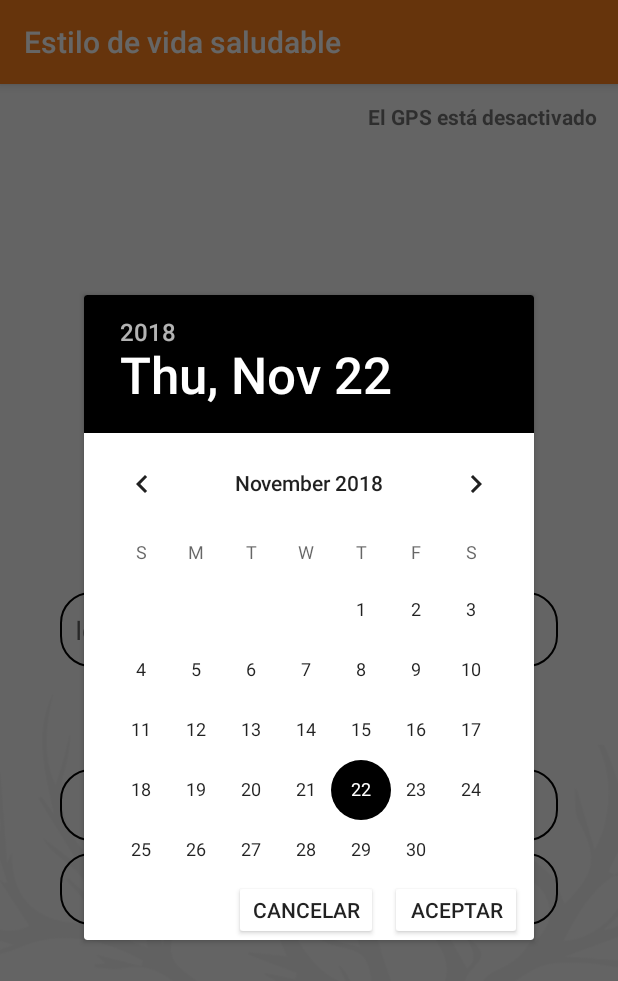
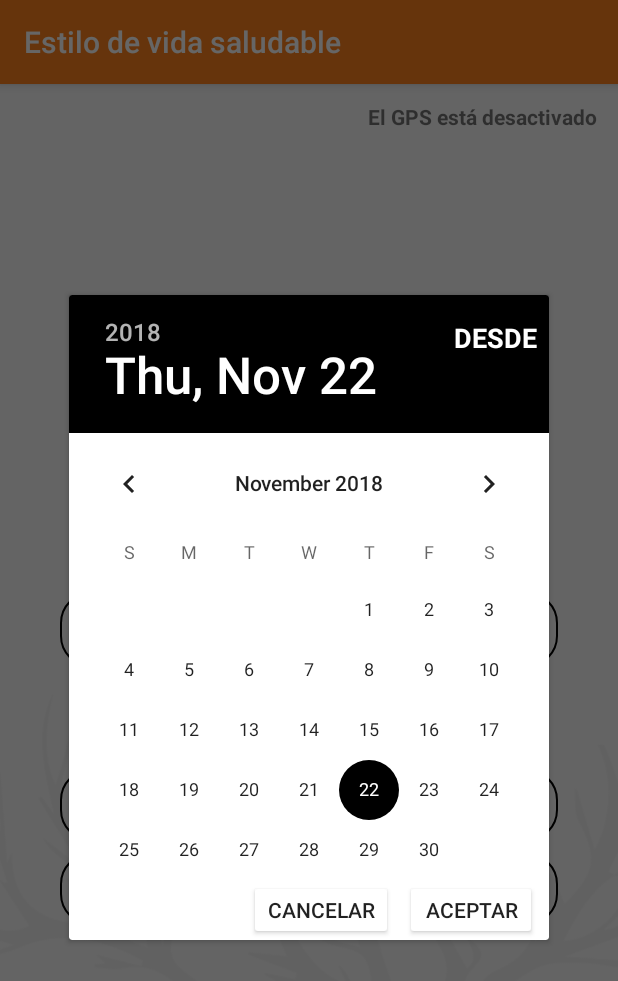
Before and after one commit to DARWorldSkills/evs, an Android app: the MenuP screen opened directly, with no data from a screen before it, after a tap on "EXPORTAR", on a phone screen of 412 x 824 dp. Shown: the top 981 px of the screen. Run offline under Robolectric (Android 15) with nearby library versions, the phone set to English and light mode, and no system bars; libraries missing offline, so code that uses them is left out: com.opencsv; Roboto replaces fonts that are not available here.

Commit message:
lo que queria Zulema terminado

```diff
--- a/firebas/app/src/main/java/com/davidpopayan/sena/evs/controllers/MenuP.java
+++ b/firebas/app/src/main/java/com/davidpopayan/sena/evs/controllers/MenuP.java
@@ -79,6 +79,7 @@ public class MenuP extends AppCompatActivity implements OnClickListener{
     private static boolean disponiblepGPS, bandera1, bandera2, bandera3;
     private static LocationManager locManager;
     private static String provider;
+    Date dateDesde= new Date();
 
 
     @Override
@@ -199,11 +200,23 @@ public class MenuP extends AppCompatActivity implements OnClickListener{
     private void exportarEnCSV() {
 
         final Dialog dialog = new Dialog(MenuP.this);
+        final Dialog dialog1 = new Dialog(MenuP.this);
         dialog.setContentView(R.layout.item_busqueda);
+        dialog1.setContentView(R.layout.item_busqueda);
         dialog.getWindow().setBackgroundDrawable(new ColorDrawable(Color.TRANSPARENT));
+        dialog1.getWindow().setBackgroundDrawable(new ColorDrawable(Color.TRANSPARENT));
         final DatePicker datePicker = dialog.findViewById(R.id.calendario);
         final Button btnAceptar =  dialog.findViewById(R.id.btnExportar);
+        TextView txtTitulo = dialog.findViewById(R.id.txtTitulo);
         Button btnCancelar =  dialog.findViewById(R.id.btnCancelar);
+
+        final DatePicker datePicker1 = dialog1.findViewById(R.id.calendario);
+        final Button btnAceptar1 =  dialog1.findViewById(R.id.btnExportar);
+        Button btnCancelar1 =  dialog1.findViewById(R.id.btnCancelar);
+        TextView txtTitulo1 = dialog1.findViewById(R.id.txtTitulo);
+
+        txtTitulo.setText("Desde");
+        txtTitulo1.setText("Hasta");
 
         btnAceptar.setOnClickListener(new OnClickListener() {
             @Override
@@ -211,14 +224,39 @@ public class MenuP extends AppCompatActivity implements OnClickListener{
                 int mes = datePicker.getMonth()+1;
                 String fecha1 = datePicker.getDayOfMonth()+"/"+mes+"/"+datePicker.getYear();
                 SimpleDateFormat dateFormat = new SimpleDateFormat("dd/MM/yyyy");
+                try {
+                    dateDesde =dateFormat.parse(fecha1);
+                } catch (ParseException e) {
+                    e.printStackTrace();
+                }
+                dialog1.show();
+                dialog.cancel();
+            }
+        });
+
+        btnCancelar.setOnClickListener(new OnClickListener() {
+            @Override
+            public void onClick(View v) {
+                dialog.cancel();
+            }
+        });
+
+        btnAceptar1.setOnClickListener(new OnClickListener() {
+            @Override
+            public void onClick(View v) {
+                int mes = datePicker1.getMonth()+1;
+                String fecha1 = datePicker1.getDayOfMonth()+"/"+mes+"/"+datePicker1.getYear();
+                SimpleDateFormat dateFormat = new SimpleDateFormat("dd/MM/yyyy");
                 Date date = new Date();
                 try {
                     date =dateFormat.parse(fecha1);
                 } catch (ParseException e) {
                     e.printStackTrace();
                 }
-                SimpleDateFormat dateFormat1 = new SimpleDateFormat("MM/dd/yyyy");
-                String fecha = dateFormat1.format(date);
+                SimpleDateFormat dateFormat1 = new SimpleDateFormat("yyyy-MM-dd");
+                String fecha = dateFormat.format(dateDesde);
+                String fechaD = dateFormat1.format(dateDesde);
+                String fechaH = dateFormat1.format(date);
                 ManagerDB managerDB = new ManagerDB(MenuP.this);
                 List<Datos> tmpListDatos = managerDB.listaDatos();
                 //Log.e("asd",""+tmpListDatos.get(0).getFecTamitaje()+" "+fecha);
@@ -226,20 +264,14 @@ public class MenuP extends AppCompatActivity implements OnClickListener{
                 Iterator<Datos> it = tmpListDatos.iterator();
                 List<Datos> tmpDatos1 = new ArrayList<>();
                 try {
-                    while (it.hasNext()) {
-                        Datos current = it.next();
-                        if (!current.getFecTamitaje().equals(fecha)) {
-                            it.remove();
-                        }else {
-                            tmpDatos1.add(current);
-                        }
-                    }
+
+                    tmpDatos1= managerDB.exportarPorRangoDeFecha(fechaD,fechaH);
                     File exportDir = new File(Environment.getExternalStorageDirectory(), "Tamitajes");
                     if (!exportDir.exists())
                     {
                         exportDir.mkdirs();
                     }
-                    archivo = new File(exportDir, "Tamitaje "+fecha.substring(0,2)+"-"+fecha.substring(3,5)+"-"+fecha.substring(6,8)+".csv");
+                    archivo = new File(exportDir, "Tamitaje "+fecha.substring(0,2)+"-"+fecha.substring(3,5)+"-"+fecha.substring(6,10)+".csv");
                     archivo.createNewFile();
                     CSVWriter csvWrite = new CSVWriter(new FileWriter(archivo));
 
@@ -275,7 +307,7 @@ public class MenuP extends AppCompatActivity implements OnClickListener{
                         generarAlerta();
                     }
 
-                    dialog.cancel();
+                    dialog1.cancel();
 
                 }catch (Exception e){
                     Toast.makeText(MenuP.this, "No hay tamitajes registrados en la fecha seleccionada", Toast.LENGTH_SHORT).show();
@@ -283,10 +315,10 @@ public class MenuP extends AppCompatActivity implements OnClickListener{
                 }
             }
         });
-        btnCancelar.setOnClickListener(new OnClickListener() {
+        btnCancelar1.setOnClickListener(new OnClickListener() {
             @Override
             public void onClick(View v) {
-                dialog.cancel();
+                dialog1.cancel();
             }
         });
         dialog.show();
--- a/firebas/app/src/main/java/com/davidpopayan/sena/evs/controllers/PrimerForm.java
+++ b/firebas/app/src/main/java/com/davidpopayan/sena/evs/controllers/PrimerForm.java
@@ -422,7 +422,7 @@ public class PrimerForm extends AppCompatActivity {
             datos.setTipoID("RC");
         }
         Date date = new Date();
-        SimpleDateFormat dateFormat = new SimpleDateFormat("MM/dd/yyyy");
+        SimpleDateFormat dateFormat = new SimpleDateFormat("yyyy-MM-dd");
         datos.setFecTamitaje(dateFormat.format(date));
 
 
--- a/firebas/app/src/main/java/com/davidpopayan/sena/evs/controllers/datosPersonales.java
+++ b/firebas/app/src/main/java/com/davidpopayan/sena/evs/controllers/datosPersonales.java
@@ -140,7 +140,7 @@ public class datosPersonales extends AppCompatActivity implements View.OnClickLi
 
 
        if (valida == 7 && validacion==0){
-      //      calcularGlucometria();
+            calcularGlucometria();
             inputData();
             Intent intent = new Intent(datosPersonales.this, Encuesta.class);
             startActivity(intent);
--- a/firebas/app/src/main/res/layout/activity_datos_personales.xml
+++ b/firebas/app/src/main/res/layout/activity_datos_personales.xml
@@ -252,6 +252,7 @@
 
                 android:textColor="@color/colorPrimary"
                 android:textSize="10sp"
+                android:visibility="invisible"
                 app:layout_constraintBottom_toBottomOf="parent"
                 app:layout_constraintEnd_toEndOf="parent"
                 app:layout_constraintTop_toTopOf="parent"
--- a/firebas/app/src/main/res/layout/item_busqueda.xml
+++ b/firebas/app/src/main/res/layout/item_busqueda.xml
@@ -7,7 +7,7 @@
 
     <android.support.v7.widget.CardView
         android:id="@+id/cardView"
-        android:layout_width="300dp"
+        android:layout_width="320dp"
         android:layout_height="wrap_content"
         android:layout_marginStart="8dp"
         android:layout_marginTop="8dp"
@@ -25,7 +25,26 @@
             <DatePicker
                 android:id="@+id/calendario"
                 android:layout_width="match_parent"
-                android:layout_height="match_parent"></DatePicker>
+                android:layout_height="match_parent"
+                android:visibility="visible"
+                app:layout_constraintBottom_toBottomOf="parent"
+                app:layout_constraintEnd_toEndOf="parent"
+                app:layout_constraintStart_toStartOf="parent"
+                app:layout_constraintTop_toTopOf="parent"></DatePicker>
+
+            <TextView
+                android:id="@+id/txtTitulo"
+                android:layout_width="wrap_content"
+                android:layout_height="wrap_content"
+                android:layout_marginTop="16dp"
+                android:layout_marginEnd="8dp"
+                android:backgroundTint="@color/cardview_light_background"
+                android:textAllCaps="@color/cardview_light_background"
+                android:textColor="@color/cardview_light_background"
+                android:textSize="18sp"
+                android:textStyle="bold"
+                app:layout_constraintEnd_toEndOf="parent"
+                app:layout_constraintTop_toTopOf="parent" />
 
             <Button
                 android:id="@+id/btnExportar"
```
Also changed, not shown: firebas/app/src/main/java/com/davidpopayan/sena/evs/controllers/Resultados.java (+18 -2 lines), firebas/app/src/main/java/com/davidpopayan/sena/evs/controllers/models/ManagerDB.java (+55 -0 lines), firebas/app/src/main/res/layout/activity_resultados.xml (+54 -14 lines), firebas/app/src/main/res/drawable/glucosa1.png (added), firebas/app/src/main/res/drawable/glucosa2.png (added), firebas/app/src/main/res/drawable/glucosa3.png (added), firebas/app/src/main/res/drawable/glucosa4.png (added).
